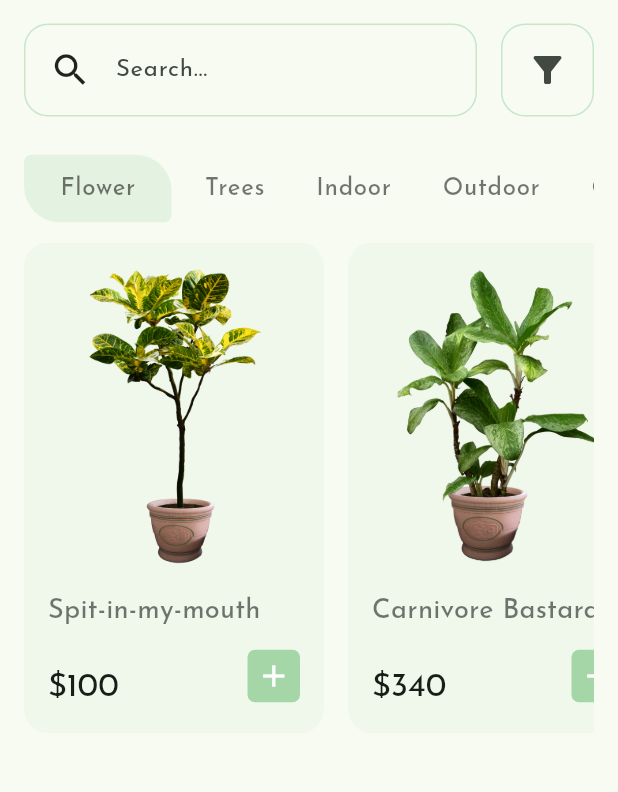
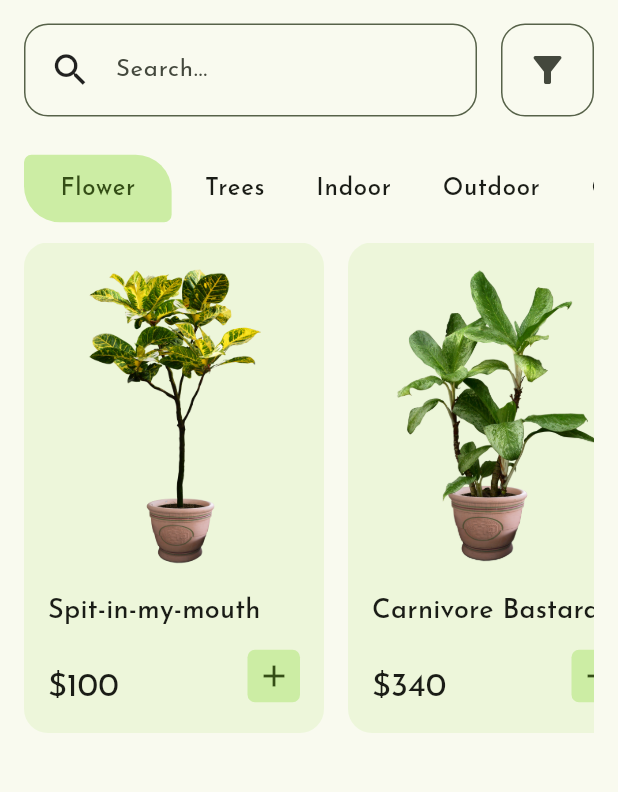
Before and after one commit to sungvzer/plant_shop_demo, a Flutter app: the screen it shows after launch, on a phone screen of 412 x 824 dp, the part 167-959 px from its top. Run offline on Flutter 3.47's test engine with Material 2 defaults, Android fonts, the phone set to English and light mode, and no system bars; our stand-ins replace go_router, hooks_riverpod.

Commit message:
chore: long refactor

```diff
--- a/lib/main.dart
+++ b/lib/main.dart
@@ -15,8 +15,14 @@ class MainApp extends StatelessWidget {
       child: MaterialApp.router(
         theme: ThemeData(
           useMaterial3: true,
-          colorSchemeSeed: Colors.green,
           fontFamily: "Josefin Sans",
+          colorSchemeSeed: Colors.lightGreen,
+        ),
+        darkTheme: ThemeData(
+          useMaterial3: true,
+          fontFamily: "Josefin Sans",
+          colorSchemeSeed: Colors.lightGreen,
+          brightness: Brightness.dark,
         ),
         debugShowCheckedModeBanner: false,
         routerConfig: router,
--- a/lib/pages/home_page.dart
+++ b/lib/pages/home_page.dart
@@ -4,7 +4,6 @@ import 'package:flutter/material.dart';
 import 'package:go_router/go_router.dart';
 import 'package:hooks_riverpod/hooks_riverpod.dart';
 import 'package:plant_shop_flutter/models/plant.dart';
-import 'package:plant_shop_flutter/models/plant_cart_item.dart';
 import 'package:plant_shop_flutter/providers/cart_provider.dart';
 import 'package:plant_shop_flutter/providers/dummy_plant_provider.dart';
 
@@ -76,8 +75,7 @@ class ProductCarousel extends HookConsumerWidget {
       child: Wrap(
         spacing: 16,
         children: [
-          for (final plant in ref.read(dummyPlantProvider))
-            PlantCard(plant: plant),
+          for (final plant in ref.read(plantProvider)) PlantCard(plant: plant),
         ],
       ),
     );
@@ -100,9 +98,11 @@ class PlantCard extends StatelessWidget {
     return Material(
       type: MaterialType.card,
       borderRadius: BorderRadius.circular(16),
-      color: Colors.green[100]!.withAlpha(40),
+      color: theme.colorScheme.primaryContainer.withAlpha(70),
       child: InkWell(
-        onTap: () {},
+        onTap: () {
+          context.go('/plants/${plant.id}');
+        },
         child: Container(
           constraints: const BoxConstraints.tightForFinite(width: 200),
           child: Padding(
@@ -120,7 +120,7 @@ class PlantCard extends StatelessWidget {
                   plant.name,
                   style: theme.textTheme.titleMedium?.copyWith(
                     fontSize: 18,
-                    color: Colors.black54,
+                    color: theme.colorScheme.onBackground,
                   ),
                 ),
                 const SizedBox(height: 8),
@@ -134,7 +134,7 @@ class PlantCard extends StatelessWidget {
                         Text(
                           random > 2 ? "From" : "",
                           style: theme.textTheme.labelMedium
-                              ?.copyWith(color: Colors.black54),
+                              ?.copyWith(color: theme.colorScheme.onBackground),
                         ),
                         Text(
                           "\$${plant.price}",
@@ -147,7 +147,7 @@ class PlantCard extends StatelessWidget {
                       height: 35,
                       padding: const EdgeInsets.all(0),
                       decoration: ShapeDecoration(
-                        color: Colors.green[200]!,
+                        color: theme.colorScheme.primaryContainer,
                         shape: const RoundedRectangleBorder(
                           borderRadius: BorderRadius.all(
                             Radius.circular(5),
@@ -187,6 +187,8 @@ class AddButton extends StatefulHookConsumerWidget {
 }
 
 class _AddButtonState extends ConsumerState<AddButton> {
+  int iconIndex = 0;
+
   _AddButtonState() {
     super.initState();
   }
@@ -195,14 +197,37 @@ class _AddButtonState extends ConsumerState<AddButton> {
   Widget build(BuildContext context) {
     return IconButton(
       padding: const EdgeInsets.all(0),
-      icon: const Icon(
-        Icons.add,
+      icon: AnimatedSwitcher(
+        duration: const Duration(milliseconds: 100),
+        transitionBuilder: (child, anim) => RotationTransition(
+          turns: child.key == const ValueKey('icon1')
+              ? Tween<double>(begin: 1, end: 0.75).animate(anim)
+              : Tween<double>(begin: 0.75, end: 1).animate(anim),
+          child: ScaleTransition(scale: anim, child: child),
+        ),
+        child: iconIndex == 0
+            ? const Icon(Icons.add, key: ValueKey('icon1'))
+            : const Icon(
+                Icons.done,
+                key: ValueKey('icon2'),
+              ),
       ),
-      color: Colors.white,
-      onPressed: () {
-        ref.read(cartProvider.notifier).addPlant(
-              PlantCartItem.fromPlant(widget.plant),
-            );
+      color: Theme.of(context).colorScheme.onPrimaryContainer,
+      onPressed: () async {
+        ref.read(cartProvider.notifier).addPlant(widget.plant);
+        setState(() {
+          iconIndex = 1;
+        });
+
+        return Future.delayed(
+          const Duration(seconds: 1),
+          () {
+            if (!mounted) return;
+            setState(() {
+              iconIndex = 0;
+            });
+          },
+        );
       },
     );
   }
@@ -230,6 +255,7 @@ class Categories extends StatefulWidget {
 class _CategoriesState extends State<Categories> {
   @override
   Widget build(BuildContext context) {
+    final theme = Theme.of(context);
     return SingleChildScrollView(
       scrollDirection: Axis.horizontal,
       child: Wrap(
@@ -244,7 +270,7 @@ class _CategoriesState extends State<Categories> {
                 vertical: 12,
               ),
               decoration: BoxDecoration(
-                color: Colors.green[100]?.withOpacity(0.4),
+                color: theme.colorScheme.primaryContainer,
                 borderRadius: const BorderRadius.only(
                   bottomLeft: Radius.circular(24),
                   topRight: Radius.circular(24),
@@ -254,10 +280,10 @@ class _CategoriesState extends State<Categories> {
               ),
               child: Text(
                 e.label,
-                style: Theme.of(context).textTheme.labelMedium!.copyWith(
-                      color: Colors.black54,
-                      fontSize: 16,
-                    ),
+                style: theme.textTheme.labelMedium!.copyWith(
+                  color: theme.colorScheme.onPrimaryContainer,
+                  fontSize: 16,
+                ),
               ),
             );
           } else {
@@ -272,10 +298,10 @@ class _CategoriesState extends State<Categories> {
               },
               child: Text(
                 e.label,
-                style: Theme.of(context).textTheme.labelMedium!.copyWith(
-                      color: Colors.black54,
-                      fontSize: 16,
-                    ),
+                style: theme.textTheme.labelMedium!.copyWith(
+                  color: theme.colorScheme.onBackground,
+                  fontSize: 16,
+                ),
               ),
             );
           }
@@ -295,7 +321,7 @@ class FilterButton extends StatelessWidget {
     return Container(
       decoration: BoxDecoration(
         border: Border.all(
-          color: Colors.green[100]!,
+          color: Theme.of(context).colorScheme.secondary,
         ),
         borderRadius: BorderRadius.circular(16),
       ),
@@ -323,7 +349,7 @@ class SearchBar extends StatelessWidget {
       child: Container(
         decoration: BoxDecoration(
           border: Border.all(
-            color: Colors.green[100]!,
+            color: Theme.of(context).colorScheme.secondary,
           ),
           borderRadius: BorderRadius.circular(16),
         ),
--- a/lib/providers/dummy_plant_provider.dart
+++ b/lib/providers/dummy_plant_provider.dart
@@ -2,10 +2,14 @@ import 'package:hooks_riverpod/hooks_riverpod.dart';
 import 'package:plant_shop_flutter/models/plant.dart';
 import 'package:plant_shop_flutter/pages/home_page.dart';
 
-final dummyPlantProvider = Provider<List<Plant>>((ref) {
-  return [
+const loremIpsum =
+    'Fusce ac gravida felis, non lobortis lacus. In lacinia nibh at risus porttitor, viverra varius eros pulvinar. Nullam eget lectus a lacus pretium posuere et nec purus. Curabitur rutrum ornare elit tincidunt pulvinar. Morbi sit amet elit odio. Suspendisse ultricies efficitur neque eget pellentesque. Aenean nisl nibh, lacinia id ante eu, pulvinar egestas lectus. Fusce eu blandit elit.';
+
+final plantProvider =
+    StateNotifierProvider<DummyPlantNotifier, List<Plant>>((ref) {
+  return DummyPlantNotifier([
     Plant(
-      description: 'A really cool plant!',
+      description: loremIpsum,
       imagePath: getAssetPath(0),
       name: 'Spit-in-my-mouth',
       price: 100,
@@ -13,7 +17,7 @@ final dummyPlantProvider = Provider<List<Plant>>((ref) {
       id: 0,
     ),
     Plant(
-      description: 'A really cool plant!',
+      description: loremIpsum,
       imagePath: getAssetPath(1),
       name: 'Carnivore Bastard',
       price: 340,
@@ -21,7 +25,7 @@ final dummyPlantProvider = Provider<List<Plant>>((ref) {
       id: 1,
     ),
     Plant(
-      description: 'A plant.',
+      description: loremIpsum,
       imagePath: getAssetPath(2),
       name: 'Sunshine Killer',
       price: 130,
@@ -29,12 +33,24 @@ final dummyPlantProvider = Provider<List<Plant>>((ref) {
       id: 2,
     ),
     Plant(
-      description: 'A plant.',
+      description: loremIpsum,
       imagePath: getAssetPath(3),
       name: 'Greedy Sunshine Hoarder',
       price: 401,
       size: PlantSize.small,
       id: 3,
     ),
-  ];
+  ]);
 });
+
+class DummyPlantNotifier extends StateNotifier<List<Plant>> {
+  DummyPlantNotifier(super.state);
+
+  Plant? findById(int plantId) {
+    try {
+      return state.firstWhere((element) => element.id == plantId);
+    } on StateError catch (_) {
+      return null;
+    }
+  }
+}
--- a/lib/router.dart
+++ b/lib/router.dart
@@ -1,6 +1,7 @@
 import 'package:go_router/go_router.dart';
 import 'package:plant_shop_flutter/pages/cart_page.dart';
 import 'package:plant_shop_flutter/pages/home_page.dart';
+import 'package:plant_shop_flutter/pages/plant_page.dart';
 
 final router = GoRouter(routes: [
   GoRoute(
@@ -11,6 +12,12 @@ final router = GoRouter(routes: [
         path: 'cart',
         builder: (context, state) => const CartPage(),
       ),
+      GoRoute(
+        path: 'plants/:plantId',
+        builder: (context, state) => PlantPage(
+          plantId: int.parse(state.params['plantId']!),
+        ),
+      ),
     ],
   ),
 ]);
```
Also changed, not shown: lib/pages/cart_page.dart (+62 -44 lines), lib/pages/plant_page.dart (added, +190 -0 lines).
